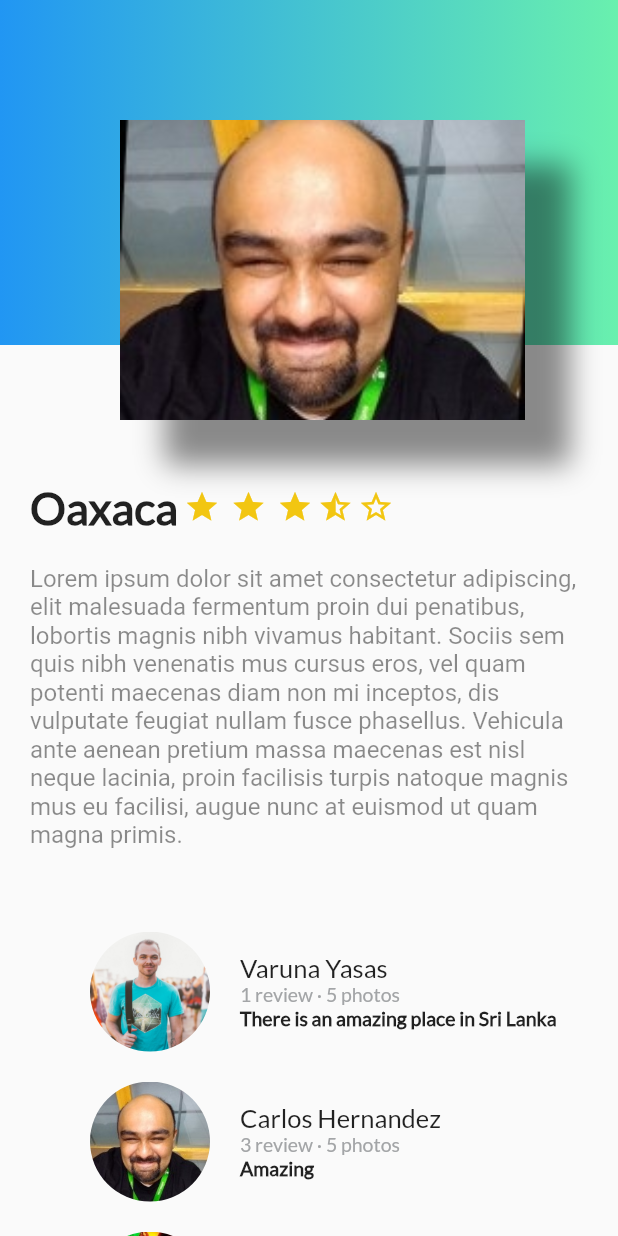
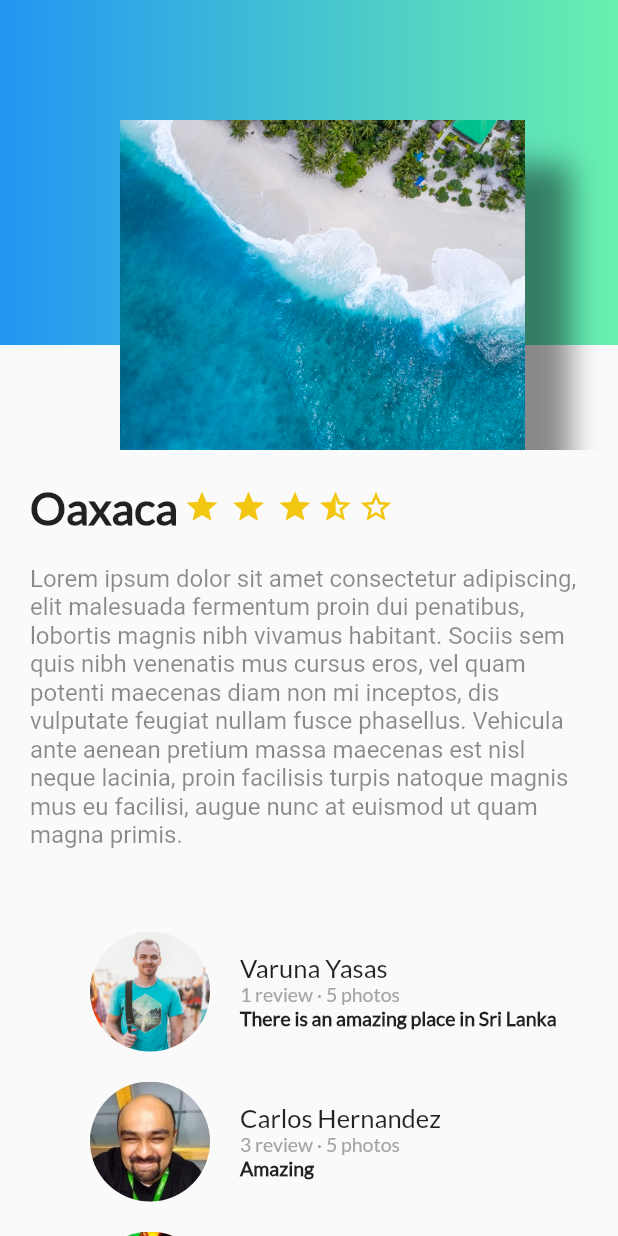
Before and after one commit to liz84pp/ProyectoFinal, a Flutter app: the screen it shows after launch, on a phone screen of 412 x 824 dp. Run offline on Flutter 3.47's test engine with Material 2 defaults, Android fonts, the phone set to English and light mode, and no system bars.

```diff
--- /dev/null
+++ b/lib/card_list.dart
@@ -0,0 +1,22 @@
+import 'package:flutter/material.dart';
+import 'cardimage.dart';
+
+class CardImageList extends StatelessWidget {
+  @override
+  Widget build(BuildContext context) {
+    // TODO: implement build
+  return Container(
+      height:300,
+      child: ListView(
+        scrollDirection: Axis.horizontal,
+        children: [
+          CardImage ("asset/beach.jpeg"),
+          CardImage("asset/mountain.jpeg"),
+          CardImage("asset/river.jpeg"),
+          CardImage("asset/sunset.jpeg")
+
+        ],
+      )
+    );
+  }
+}
--- /dev/null
+++ b/lib/header_appbar.dart
@@ -0,0 +1,17 @@
+import 'package:flutter/material.dart';
+import 'background_gradient.dart';
+import 'card_list.dart';
+
+class HeaderAppBar extends StatelessWidget{
+  @override
+  Widget build(BuildContext context) {
+    // TODO: implement build
+    return Stack(
+      children: [
+        GradientBackground(),
+        CardImageList()
+      ],
+    );
+  }
+
+}
--- a/lib/main.dart
+++ b/lib/main.dart
@@ -1,9 +1,7 @@
 import 'package:flutter/material.dart';
 import 'description_place.dart';
 import 'reviewlist.dart';
-//import 'trajeta_imagenes.dart';
-import 'background_gradient.dart';
-import 'cardimage.dart';
+import 'header_appbar.dart';
 
 void main() {
   runApp(MyApp());
@@ -34,8 +32,7 @@ class MyApp extends StatelessWidget {
                 ReviewList(),
               ],
             ),
-            GradientBackground(),
-            CardImage("asset/chem1.jpg"),
+            HeaderAppBar()
           ],
         )
  ),
```
Also changed, not shown: asset/beach.jpeg (added), asset/beach_palm.jpeg (added), asset/mountain.jpeg (added), asset/mountain_stars.jpeg (added), asset/river.jpeg (added), asset/sunset.jpeg (added).
